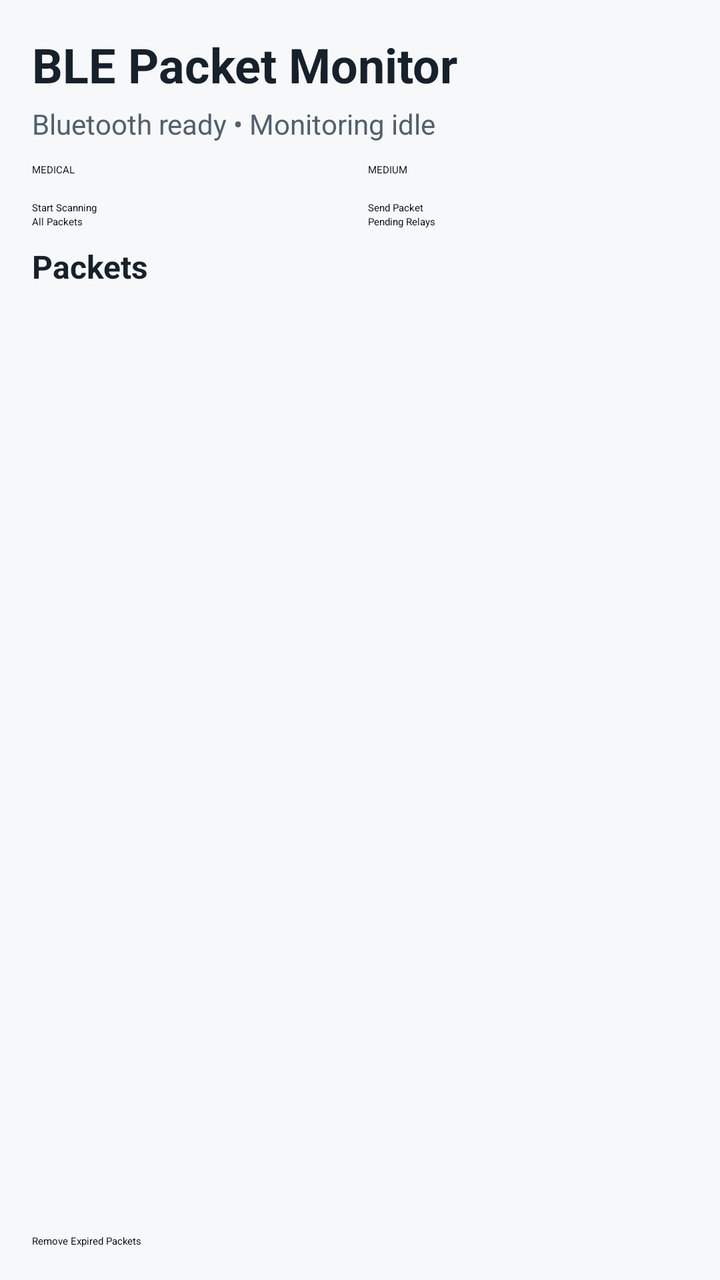
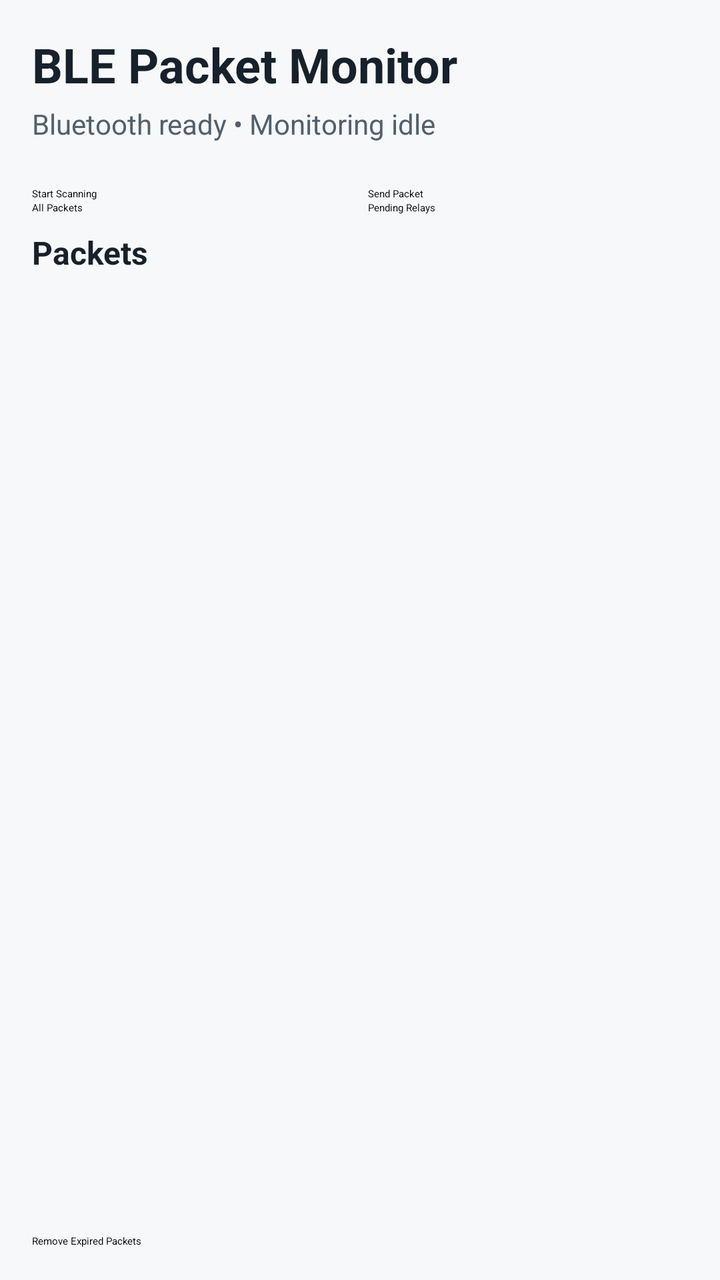

Screens rendered from an Android XML layout before and after an edit, with the pre-edit source and the edit as a unified diff.
<!-- AndroidManifest.xml: application theme Theme.MaterialComponents.DayNight.NoActionBar -->
<!-- res/layout/activity_main.xml -->
<?xml version="1.0" encoding="utf-8"?>
<LinearLayout xmlns:android="http://schemas.android.com/apk/res/android"
    android:layout_width="match_parent"
    android:layout_height="match_parent"
    android:orientation="vertical"
    android:padding="16dp"
    android:background="#F7F8FA">

    <TextView
        android:layout_width="match_parent"
        android:layout_height="wrap_content"
        android:text="BLE Packet Monitor"
        android:textColor="#17212B"
        android:textSize="24sp"
        android:textStyle="bold" />

    <TextView
        android:id="@+id/tv_connection_status"
        android:layout_width="match_parent"
        android:layout_height="wrap_content"
        android:layout_marginTop="4dp"
        android:text="Bluetooth ready • Monitoring idle"
        android:textColor="#52606D"
        android:textSize="14sp" />

    <LinearLayout
        android:layout_width="match_parent"
        android:layout_height="wrap_content"
        android:layout_marginTop="10dp"
        android:orientation="horizontal">

        <EditText
            android:id="@+id/et_packet_type"
            android:layout_width="0dp"
            android:layout_height="wrap_content"
            android:layout_weight="1"
            android:hint="Type"
            android:inputType="text"
            android:text="MEDICAL" />

        <EditText
            android:id="@+id/et_packet_severity"
            android:layout_width="0dp"
            android:layout_height="wrap_content"
            android:layout_marginStart="8dp"
            android:layout_weight="1"
            android:hint="Severity"
            android:inputType="text"
            android:text="MEDIUM" />
    </LinearLayout>

    <LinearLayout
        android:layout_width="match_parent"
        android:layout_height="wrap_content"
        android:layout_marginTop="12dp"
        android:orientation="horizontal">

        <Button
            android:id="@+id/btn_start_scanning"
            android:layout_width="0dp"
            android:layout_height="wrap_content"
            android:layout_weight="1"
            android:text="Start Scanning" />

        <Button
            android:id="@+id/btn_start_advertising"
            android:layout_width="0dp"
            android:layout_height="wrap_content"
            android:layout_marginStart="8dp"
            android:layout_weight="1"
            android:text="Send Packet" />
    </LinearLayout>

    <LinearLayout
        android:layout_width="match_parent"
        android:layout_height="wrap_content"
        android:orientation="horizontal">

        <Button
            android:id="@+id/btn_filter_all"
            android:layout_width="0dp"
            android:layout_height="wrap_content"
            android:layout_weight="1"
            android:text="All Packets" />

        <Button
            android:id="@+id/btn_filter_pending"
            android:layout_width="0dp"
            android:layout_height="wrap_content"
            android:layout_marginStart="8dp"
            android:layout_weight="1"
            android:text="Pending Relays" />
    </LinearLayout>

    <TextView
        android:id="@+id/tv_packet_count"
        android:layout_width="match_parent"
        android:layout_height="wrap_content"
        android:layout_marginTop="8dp"
        android:text="Packets"
        android:textColor="#17212B"
        android:textSize="16sp"
        android:textStyle="bold" />

    <androidx.recyclerview.widget.RecyclerView
        android:id="@+id/recyclerView"
        android:layout_width="match_parent"
        android:layout_height="0dp"
        android:layout_marginTop="6dp"
        android:layout_weight="1"
        android:clipToPadding="false"
        android:paddingBottom="8dp" />

    <Button
        android:id="@+id/btn_remove_expired"
        android:layout_width="match_parent"
        android:layout_height="wrap_content"
        android:text="Remove Expired Packets" />

    <EditText
        android:id="@+id/etSender"
        android:layout_width="0dp"
        android:layout_height="0dp"
        android:visibility="gone" />

    <EditText
        android:id="@+id/etDisasterType"
        android:layout_width="0dp"
        android:layout_height="0dp"
        android:visibility="gone" />

    <EditText
        android:id="@+id/etDescription"
        android:layout_width="0dp"
        android:layout_height="0dp"
        android:visibility="gone" />

    <EditText
        android:id="@+id/etLocation"
        android:layout_width="0dp"
        android:layout_height="0dp"
        android:visibility="gone" />

    <Button
        android:id="@+id/btnSubmit"
        android:layout_width="0dp"
        android:layout_height="0dp"
        android:visibility="gone" />

</LinearLayout>
<!-- resources referenced by this layout -->
<resources>
  <style name="Theme.MaterialComponents.DayNight.NoActionBar" parent="Theme.MaterialComponents.DayNight.NoActionBar">
          <item name="android:statusBarColor">@android:color/black</item>
      </style>
</resources>

<!-- the commit's change to res/layout/activity_main.xml (unified diff, before → after) -->
@@ -29,24 +29,18 @@
         android:layout_marginTop="10dp"
         android:orientation="horizontal">
 
-        <EditText
+        <Spinner
             android:id="@+id/et_packet_type"
             android:layout_width="0dp"
             android:layout_height="wrap_content"
-            android:layout_weight="1"
-            android:hint="Type"
-            android:inputType="text"
-            android:text="MEDICAL" />
+            android:layout_weight="1" />
 
-        <EditText
+        <Spinner
             android:id="@+id/et_packet_severity"
             android:layout_width="0dp"
             android:layout_height="wrap_content"
             android:layout_marginStart="8dp"
-            android:layout_weight="1"
-            android:hint="Severity"
-            android:inputType="text"
-            android:text="MEDIUM" />
+            android:layout_weight="1" />
     </LinearLayout>
 
     <LinearLayout
